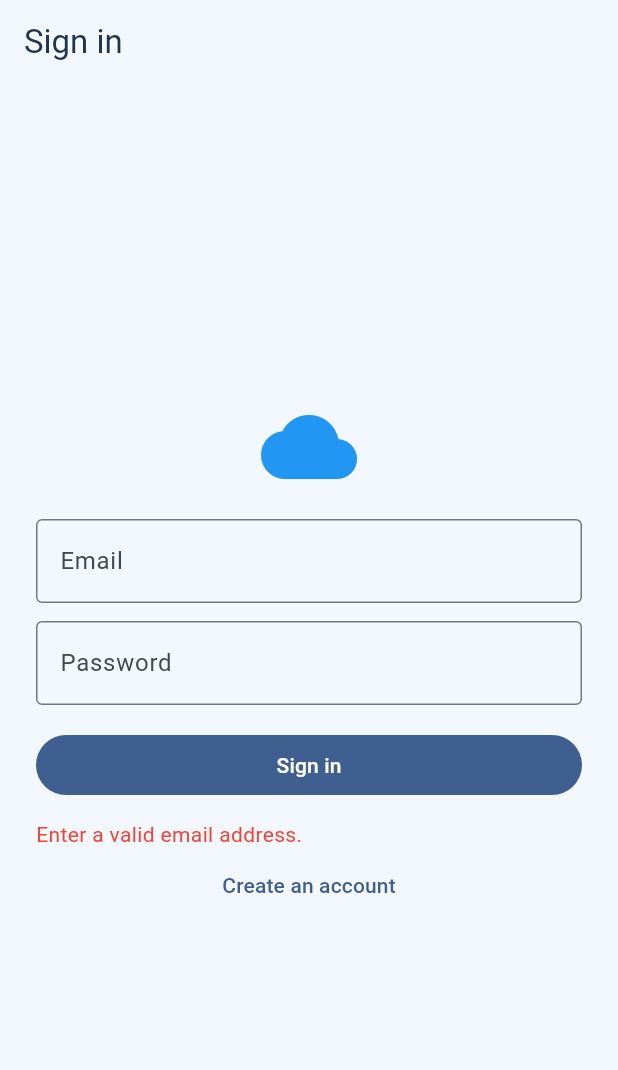
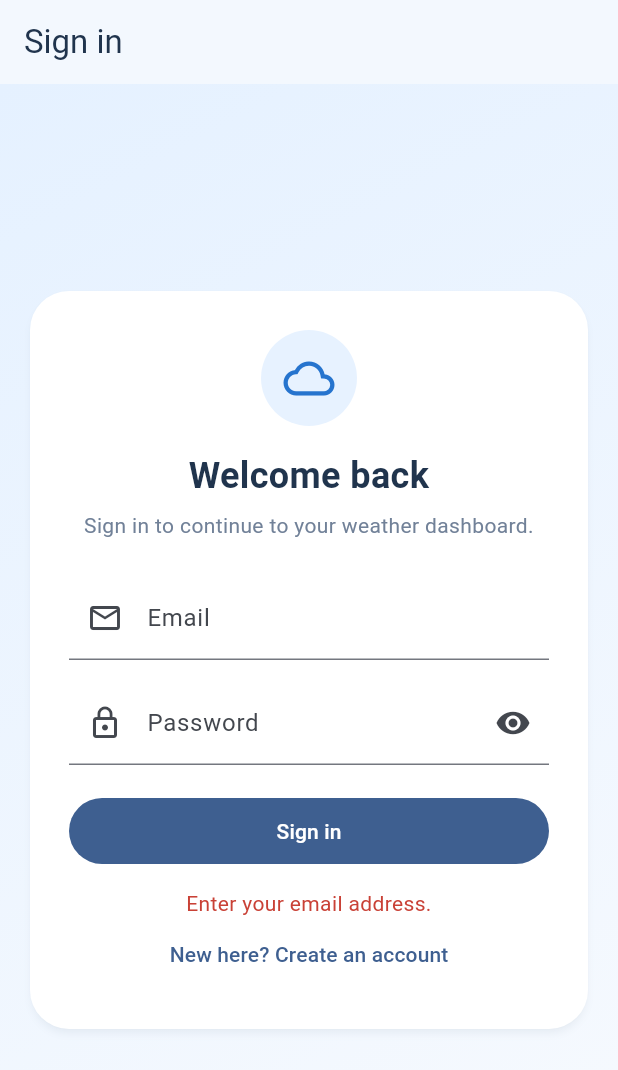
Before and after one commit to CHIMAKURTHY123/flutter-weather-application, a Flutter app: the screen it shows after launch, after a tap on "Sign in", on a phone screen of 412 x 824 dp. Shown: the top 1070 px of the screen. Run offline on Flutter 3.47's test engine with Material 3 defaults, Android fonts, the phone set to English and light mode, and no system bars; our stand-ins replace dio, firebase_auth, firebase_core, flutter_dotenv, get, get_storage; accounts and stored records are empty.

Commit message:
Day 2: Search history, UI improvements and error handling

```diff
--- a/lib/data/models/weather_model.dart
+++ b/lib/data/models/weather_model.dart
@@ -23,7 +23,8 @@ class WeatherModel {
 
   String get displayLocation =>
       countryCode.isEmpty ? cityName : '$cityName, $countryCode';
-  String get iconUrl => 'https://openweathermap.org/img/wn/$icon@2x.png';
+  String get iconUrl =>
+      icon.isEmpty ? '' : 'https://openweathermap.org/img/wn/$icon@2x.png';
   double? get visibilityKilometers =>
       visibilityMeters == null ? null : visibilityMeters! / 1000;
 
--- a/lib/modules/auth/controllers/auth_controller.dart
+++ b/lib/modules/auth/controllers/auth_controller.dart
@@ -5,6 +5,7 @@ import 'package:get/get.dart';
 
 import '../../../core/routes/app_routes.dart';
 import '../../../data/services/auth_service.dart';
+import 'auth_input_validator.dart';
 
 class AuthController extends GetxController {
   AuthController({AuthService? service}) : _service = service ?? AuthService();
@@ -24,12 +25,12 @@ class AuthController extends GetxController {
   }
 
   bool validateCredentials(String email, String password) {
-    if (!GetUtils.isEmail(email.trim())) {
-      errorMessage.value = 'Enter a valid email address.';
-      return false;
-    }
-    if (password.length < 6) {
-      errorMessage.value = 'Password must be at least 6 characters.';
+    final validationMessage = AuthInputValidator.validateCredentials(
+      email,
+      password,
+    );
+    if (validationMessage != null) {
+      errorMessage.value = validationMessage;
       return false;
     }
     return true;
@@ -46,8 +47,12 @@ class AuthController extends GetxController {
     String confirmPassword,
   ) async {
     if (!validateCredentials(email, password)) return false;
-    if (password != confirmPassword) {
-      errorMessage.value = 'Passwords do not match.';
+    final confirmationMessage = AuthInputValidator.validatePasswordConfirmation(
+      password,
+      confirmPassword,
+    );
+    if (confirmationMessage != null) {
+      errorMessage.value = confirmationMessage;
       return false;
     }
     return _run(() => _service.register(email, password));
--- /dev/null
+++ b/lib/modules/auth/controllers/auth_input_validator.dart
@@ -0,0 +1,22 @@
+import 'package:get/get.dart';
+
+class AuthInputValidator {
+  const AuthInputValidator._();
+
+  static String? validateCredentials(String email, String password) {
+    if (email.trim().isEmpty) return 'Enter your email address.';
+    if (password.isEmpty) return 'Enter your password.';
+    if (!GetUtils.isEmail(email.trim())) return 'Enter a valid email address.';
+    if (password.length < 6) return 'Password must be at least 6 characters.';
+    return null;
+  }
+
+  static String? validatePasswordConfirmation(
+    String password,
+    String confirmation,
+  ) {
+    if (confirmation.isEmpty) return 'Confirm your password.';
+    if (password != confirmation) return 'Passwords do not match.';
+    return null;
+  }
+}
--- a/lib/modules/auth/views/login_screen.dart
+++ b/lib/modules/auth/views/login_screen.dart
@@ -3,6 +3,7 @@ import 'package:flutter/material.dart';
 import 'package:get/get.dart';
 
 import '../../../core/routes/app_routes.dart';
+import '../../../shared/widgets/auth_page_shell.dart';
 import '../controllers/auth_controller.dart';
 
 class LoginScreen extends StatefulWidget {
@@ -15,6 +16,7 @@ class _LoginScreenState extends State<LoginScreen> {
   final _email = TextEditingController();
   final _password = TextEditingController();
   final _controller = Get.find<AuthController>();
+  bool _showPassword = false;
 
   @override
   void dispose() {
@@ -24,67 +26,72 @@ class _LoginScreenState extends State<LoginScreen> {
   }
 
   Future<void> _submit() async {
-    final ok = await _controller.login(_email.text, _password.text);
-    if (ok) Get.offAllNamed(AppRoutes.dashboard);
+    final success = await _controller.login(_email.text, _password.text);
+    if (success) Get.offAllNamed(AppRoutes.dashboard);
   }
 
   @override
-  Widget build(BuildContext context) => Scaffold(
-    appBar: AppBar(title: const Text('Sign in')),
-    body: Center(
-      child: ConstrainedBox(
-        constraints: const BoxConstraints(maxWidth: 440),
-        child: ListView(
-          padding: const EdgeInsets.all(24),
-          shrinkWrap: true,
+  Widget build(BuildContext context) => AuthPageShell(
+    appBarTitle: 'Sign in',
+    heading: 'Welcome back',
+    description: 'Sign in to continue to your weather dashboard.',
+    icon: Icons.cloud_outlined,
     children: [
-            const Icon(Icons.cloud, size: 64, color: Colors.blue),
-            const SizedBox(height: 16),
       TextField(
         controller: _email,
         keyboardType: TextInputType.emailAddress,
+        textInputAction: TextInputAction.next,
+        autofillHints: const [AutofillHints.email],
         decoration: const InputDecoration(
           labelText: 'Email',
-                border: OutlineInputBorder(),
+          prefixIcon: Icon(Icons.email_outlined),
         ),
       ),
-            const SizedBox(height: 12),
+      const SizedBox(height: 14),
       TextField(
         controller: _password,
-              obscureText: true,
-              decoration: const InputDecoration(
+        obscureText: !_showPassword,
+        textInputAction: TextInputAction.done,
+        autofillHints: const [AutofillHints.password],
+        onSubmitted: (_) => _submit(),
+        decoration: InputDecoration(
           labelText: 'Password',
-                border: OutlineInputBorder(),
+          prefixIcon: const Icon(Icons.lock_outline),
+          suffixIcon: IconButton(
+            tooltip: _showPassword ? 'Hide password' : 'Show password',
+            onPressed: () => setState(() => _showPassword = !_showPassword),
+            icon: Icon(_showPassword ? Icons.visibility_off : Icons.visibility),
           ),
-              onSubmitted: (_) => _submit(),
         ),
-            const SizedBox(height: 16),
+      ),
+      const SizedBox(height: 20),
       Obx(
         () => _controller.isLoading.value
             ? const Center(child: CircularProgressIndicator())
             : FilledButton(
                 onPressed: _submit,
-                      child: const Text('Sign in'),
+                child: const Padding(
+                  padding: EdgeInsets.symmetric(vertical: 12),
+                  child: Text('Sign in'),
+                ),
               ),
       ),
       Obx(
         () => _controller.errorMessage.value.isEmpty
             ? const SizedBox.shrink()
             : Padding(
-                      padding: const EdgeInsets.only(top: 12),
+                padding: const EdgeInsets.only(top: 14),
                 child: Text(
                   _controller.errorMessage.value,
-                        style: const TextStyle(color: Colors.red),
+                  textAlign: TextAlign.center,
+                  style: const TextStyle(color: Color(0xFFC94136)),
                 ),
               ),
       ),
       TextButton(
         onPressed: () => Get.toNamed(AppRoutes.register),
-              child: const Text('Create an account'),
+        child: const Text('New here? Create an account'),
       ),
     ],
-        ),
-      ),
-    ),
   );
 }
--- a/lib/modules/dashboard/views/dashboard_screen.dart
+++ b/lib/modules/dashboard/views/dashboard_screen.dart
@@ -270,7 +270,7 @@ class _WeatherOverview extends StatelessWidget {
             WeatherMetricCard(
               label: 'Visibility',
               value: weather.visibilityKilometers == null
-                  ? '—'
+                  ? '\u2014'
                   : '${weather.visibilityKilometers!.toStringAsFixed(1)} km',
               icon: Icons.visibility_outlined,
             ),
@@ -382,7 +382,7 @@ class _RecentCities extends StatelessWidget {
                                   const Icon(Icons.cloud_outlined),
                             ),
                           Text(
-                            '${city.temperature.toStringAsFixed(0)}°',
+                            '${city.temperature.toStringAsFixed(0)}\u00B0C',
                             style: const TextStyle(
                               fontSize: 18,
                               fontWeight: FontWeight.w600,
--- /dev/null
+++ b/lib/shared/widgets/auth_page_shell.dart
@@ -0,0 +1,86 @@
+// ignore_for_file: deprecated_member_use
+import 'package:flutter/material.dart';
+
+class AuthPageShell extends StatelessWidget {
+  const AuthPageShell({
+    required this.appBarTitle,
+    required this.heading,
+    required this.description,
+    required this.icon,
+    required this.children,
+    super.key,
+  });
+
+  final String appBarTitle;
+  final String heading;
+  final String description;
+  final IconData icon;
+  final List<Widget> children;
+
+  @override
+  Widget build(BuildContext context) => Scaffold(
+    appBar: AppBar(title: Text(appBarTitle)),
+    body: DecoratedBox(
+      decoration: const BoxDecoration(
+        gradient: LinearGradient(
+          begin: Alignment.topLeft,
+          end: Alignment.bottomRight,
+          colors: [Color(0xFFE5F1FF), Color(0xFFF7FAFE)],
+        ),
+      ),
+      child: SafeArea(
+        top: false,
+        child: Center(
+          child: ConstrainedBox(
+            constraints: const BoxConstraints(maxWidth: 480),
+            child: SingleChildScrollView(
+              padding: const EdgeInsets.all(20),
+              child: Card(
+                elevation: 2,
+                shadowColor: const Color(0xFF1A4C7A).withValues(alpha: 0.1),
+                shape: RoundedRectangleBorder(
+                  borderRadius: BorderRadius.circular(26),
+                ),
+                child: Padding(
+                  padding: const EdgeInsets.all(26),
+                  child: Column(
+                    crossAxisAlignment: CrossAxisAlignment.stretch,
+                    children: [
+                      CircleAvatar(
+                        radius: 32,
+                        backgroundColor: const Color(0xFFE7F2FF),
+                        child: Icon(
+                          icon,
+                          size: 34,
+                          color: const Color(0xFF2674CE),
+                        ),
+                      ),
+                      const SizedBox(height: 16),
+                      Text(
+                        heading,
+                        textAlign: TextAlign.center,
+                        style: const TextStyle(
+                          fontSize: 24,
+                          fontWeight: FontWeight.w700,
+                          color: Color(0xFF20344D),
+                        ),
+                      ),
+                      const SizedBox(height: 6),
+                      Text(
+                        description,
+                        textAlign: TextAlign.center,
+                        style: const TextStyle(color: Color(0xFF718198)),
+                      ),
+                      const SizedBox(height: 24),
+                      ...children,
+                    ],
+                  ),
+                ),
+              ),
+            ),
+          ),
+        ),
+      ),
+    ),
+  );
+}
```
Also changed, not shown: lib/modules/auth/views/register_screen.dart (+41 -31 lines), lib/modules/history/views/history_screen.dart (+24 -1 lines), 6 other files. Lines whose indentation alone changed are shown as unchanged.
